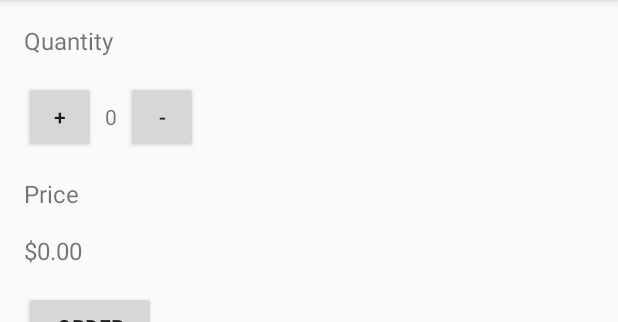
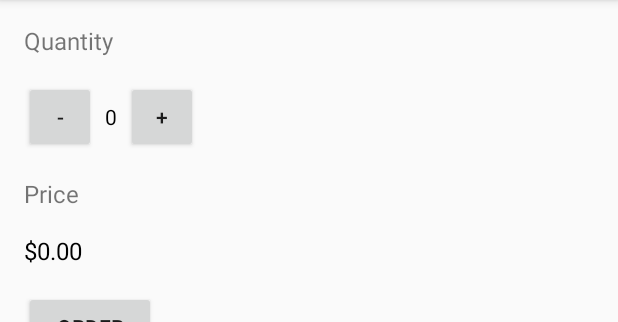
Before and after one commit to DD1000/JustJava, an Android app: the screen it shows after launch (MainActivity), on a phone screen of 412 x 824 dp, the part 84-406 px from its top. Run offline under Robolectric (Android 15) with nearby library versions, the phone set to English and light mode, and no system bars.

Commit message:
Added functionality to all buttons

```diff
--- a/app/src/main/res/layout/activity_main.xml
+++ b/app/src/main/res/layout/activity_main.xml
@@ -23,22 +23,27 @@
         android:layout_marginTop="16dp">
 
         <Button
+            android:id="@+id/decrement_view"
             android:layout_width="48dp"
             android:layout_height="48dp"
-            android:text="+"
-            android:layout_marginRight="6dp" />
+            android:text="-"
+            android:layout_marginRight="6dp"
+            android:onClick="decrement"/>
 
         <TextView
             android:id="@+id/quantity_view"
             android:layout_width="wrap_content"
             android:layout_height="wrap_content"
-            android:text="0"/>
+            android:text="0"
+            android:textColor="@android:color/black"/>
 
         <Button
+            android:id="@+id/increment_view"
             android:layout_width="48dp"
             android:layout_height="48dp"
-            android:text="-"
-            android:layout_marginLeft="6dp" />
+            android:text="+"
+            android:layout_marginLeft="6dp"
+            android:onClick="alterQuantity"/>
 
     </LinearLayout>
 
@@ -56,6 +61,7 @@
         android:layout_height="wrap_content"
         android:text="$0.00"
         android:textSize="16sp"
+        android:textColor="@android:color/black"
         android:layout_marginLeft="16dp"
         android:layout_marginTop="16dp"/>
 
@@ -65,5 +71,6 @@
         android:layout_height="wrap_content"
         android:text="order"
         android:layout_marginLeft="16dp"
-        android:layout_marginTop="16dp"/>
+        android:layout_marginTop="16dp"
+        android:onClick="submitOrder"/>
 </LinearLayout>
```
Also changed, not shown: app/src/main/java/com/example/justjava/MainActivity.java (+53 -0 lines).
